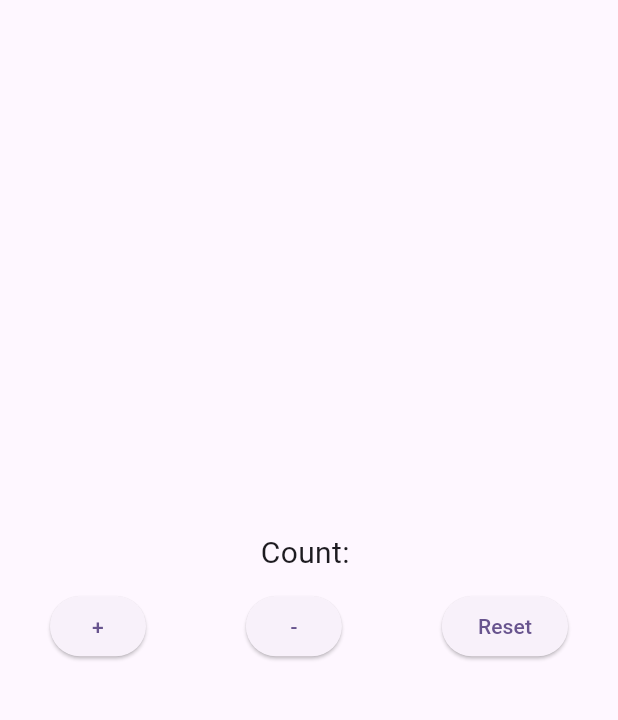
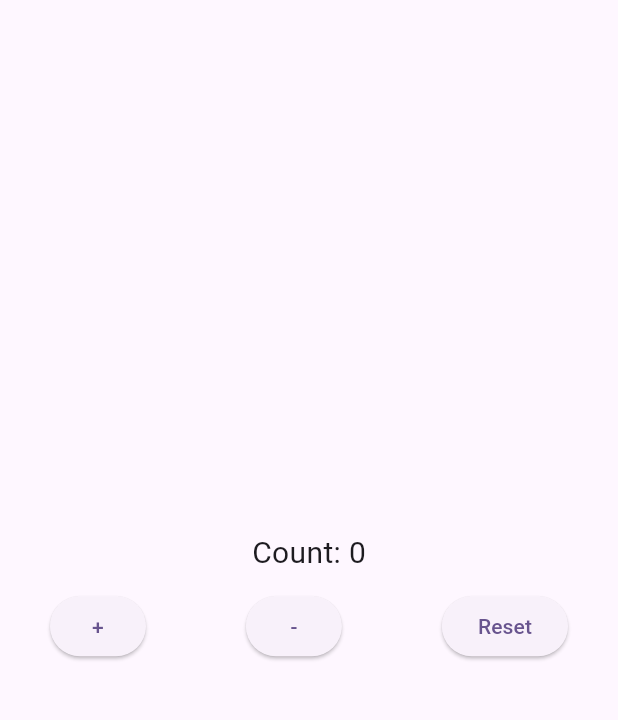
Before and after one commit to phamtanphat/flutter_bloc_16032024, a Flutter app: the screen it shows after launch, on a phone screen of 412 x 824 dp, the part 63-783 px from its top. Run offline on Flutter 3.47's test engine with Material 3 defaults, Android fonts, the phone set to English and light mode, and no system bars; our stand-ins replace bloc, flutter_bloc.

Commit message:
setup bloc

```diff
--- /dev/null
+++ b/lib/counter.dart
@@ -0,0 +1,5 @@
+class Counter {
+  late int value;
+
+  Counter(this.value);
+}
--- /dev/null
+++ b/lib/counter_bloc.dart
@@ -0,0 +1,10 @@
+import 'package:flutter_bloc/flutter_bloc.dart';
+import 'package:bloc/bloc.dart';
+import 'package:flutter_bloc_16032024/counter.dart';
+import 'package:flutter_bloc_16032024/counter_event.dart';
+
+class CounterBloc extends Bloc<CounterEventBase, Counter> {
+  CounterBloc() : super(Counter(0)) {
+
+  }
+}
--- /dev/null
+++ b/lib/counter_event.dart
@@ -0,0 +1,5 @@
+abstract class CounterEventBase { }
+
+class Increase extends CounterEventBase {
+
+}
--- a/lib/demo_bloc_page.dart
+++ b/lib/demo_bloc_page.dart
@@ -1,4 +1,7 @@
 import 'package:flutter/material.dart';
+import 'package:flutter_bloc/flutter_bloc.dart';
+import 'package:flutter_bloc_16032024/counter.dart';
+import 'package:flutter_bloc_16032024/counter_bloc.dart';
 
 class DemoBlocPage extends StatefulWidget {
   const DemoBlocPage({super.key});
@@ -15,10 +18,29 @@ class _DemoBlocPageState extends State<DemoBlocPage> {
         title: Text("Demo bloc page"),
       ),
       body: Container(
-        child: Column(
+        child: BlocBuilder<CounterBloc, Counter>(
+            bloc: CounterBloc(),
+            builder: (context, state) {
+              return CounterWidget(state);
+            },
+        )
+      ),
+    );
+  }
+}
+
+
+class CounterWidget extends StatelessWidget {
+  Counter counter;
+
+  CounterWidget(this.counter);
+
+  @override
+  Widget build(BuildContext context) {
+    return Column(
       mainAxisAlignment: MainAxisAlignment.center,
       children: [
-            Text("Count: ", style: TextStyle(fontSize: 20)),
+        Text("Count: ${counter.value}", style: TextStyle(fontSize: 20)),
         SizedBox(height: 10),
         Row(
           mainAxisAlignment: MainAxisAlignment.spaceAround,
@@ -29,8 +51,6 @@ class _DemoBlocPageState extends State<DemoBlocPage> {
           ],
         )
       ],
-        ),
-      ),
     );
   }
 }
```
Lines whose indentation alone changed are shown as unchanged.
